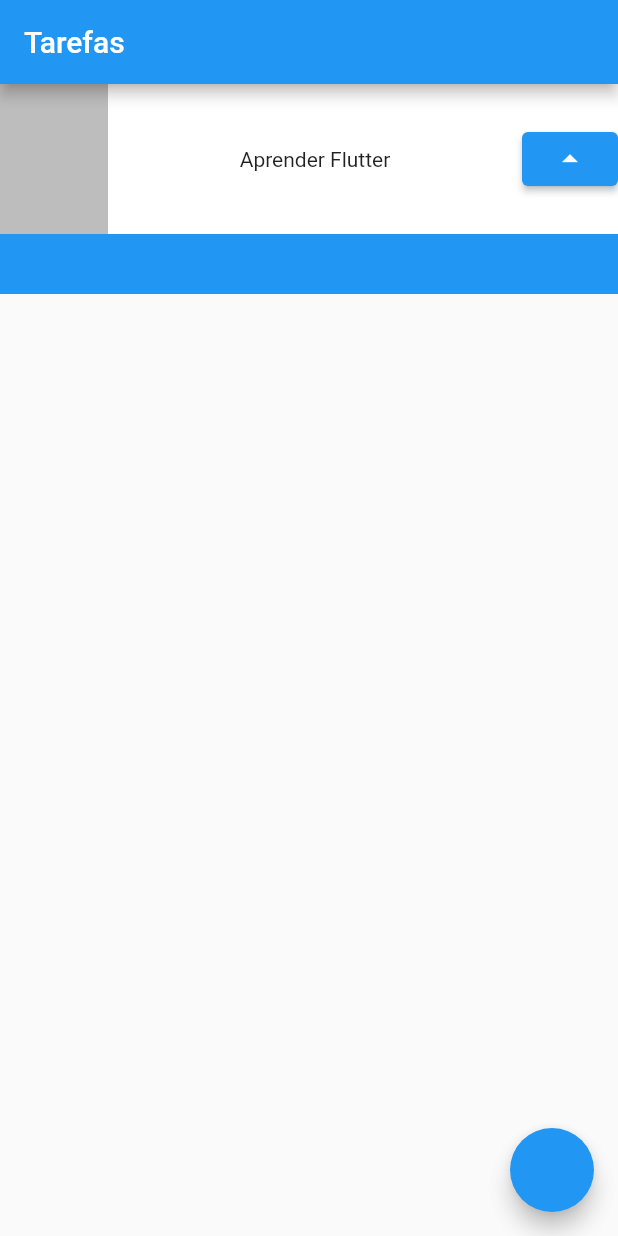
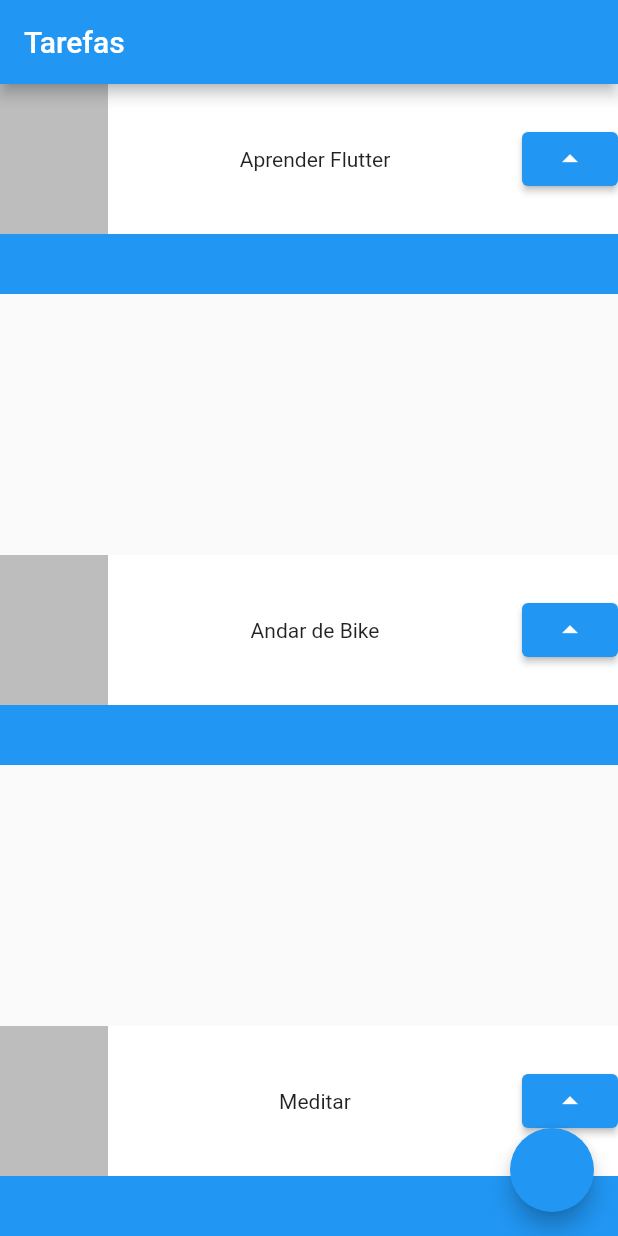
Before and after one commit to fercguerra/app_alura, a Flutter app: the screen it shows after launch, on a phone screen of 412 x 824 dp. Run offline on Flutter 3.47's test engine with Material 2 defaults, Android fonts, the phone set to English and light mode, and no system bars.

```diff
--- a/lib/main.dart
+++ b/lib/main.dart
@@ -20,7 +20,29 @@ class MyApp extends StatelessWidget {
         appBar: AppBar(
           title: Text('Tarefas'),
         ),
-        body: Container(
+        body: Column(
+          mainAxisAlignment: MainAxisAlignment.spaceBetween,
+          children: [
+            const Task('Aprender Flutter'),
+            const Task('Andar de Bike'),
+            const Task('Meditar'),
+          ],
+        ),
+        floatingActionButton: FloatingActionButton(
+          onPressed: () {},
+        ),
+      ),
+    );
+  }
+}
+
+class Task extends StatelessWidget {
+  final String nome;
+  const Task(this.nome, {Key? key}) : super(key: key);
+
+  @override
+  Widget build(BuildContext context) {
+    return Container(
       child: Stack(
         children: [
           Container(
@@ -38,7 +60,7 @@ class MyApp extends StatelessWidget {
                   width: 72,
                   height: 100,
                 ),
-                    Text('Aprender Flutter'),
+                Text(nome),
                 ElevatedButton(
                     onPressed: () {}, child: Icon(Icons.arrow_drop_up)),
               ],
@@ -46,11 +68,6 @@ class MyApp extends StatelessWidget {
           ),
         ],
       ),
-        ),
-        floatingActionButton: FloatingActionButton(
-          onPressed: () {},
-        ),
-      ),
     );
   }
 }
```
Lines whose indentation alone changed are shown as unchanged.
